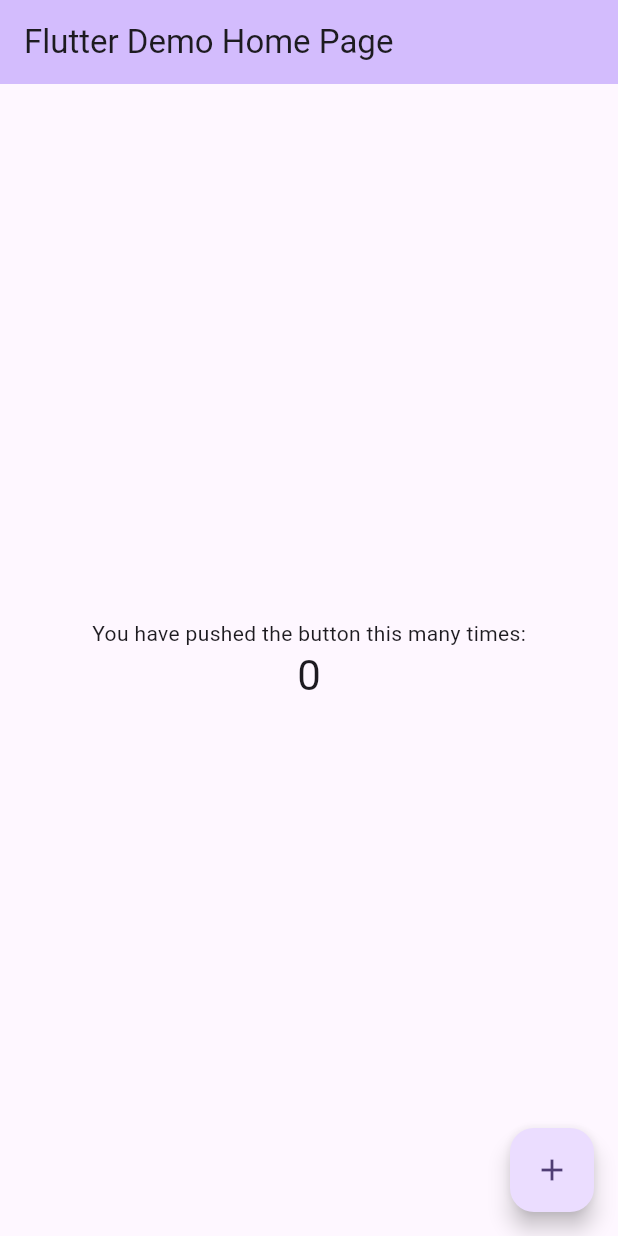
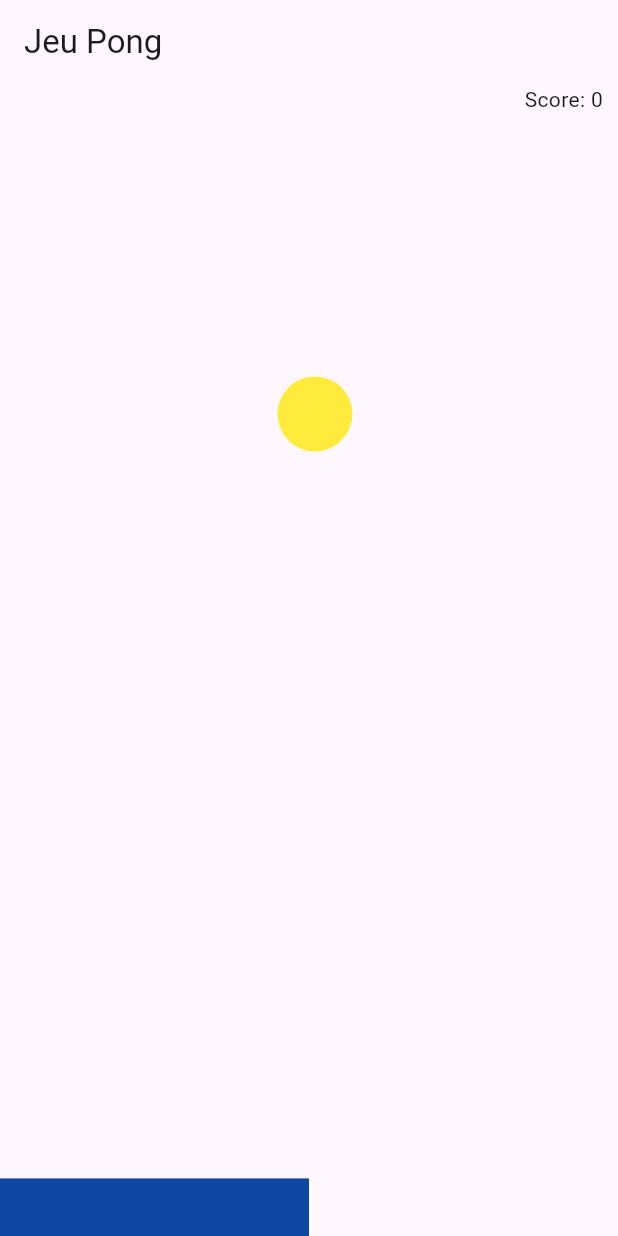
Before and after one commit to Ertenox/Mobile-TP3, a Flutter app: the screen it shows after launch, on a phone screen of 412 x 824 dp. Run offline on Flutter 3.47's test engine with Material 3 defaults, Android fonts, the phone set to English and light mode, and no system bars.

Commit message:
jeu sans challenge

```diff
--- /dev/null
+++ b/lib/balle.dart
@@ -0,0 +1,20 @@
+import 'package:flutter/material.dart';
+
+
+class Balle extends StatelessWidget {
+  const Balle({super.key});
+
+  static double diametre = 50.0;
+
+  @override
+  Widget build(BuildContext context) {
+    return Container(
+        width: diametre,
+        height: diametre,
+        decoration: const BoxDecoration(
+          shape: BoxShape.circle,
+          color: Colors.yellow,
+        )
+    );
+  }
+}
--- /dev/null
+++ b/lib/batte.dart
@@ -0,0 +1,21 @@
+import 'package:flutter/material.dart';
+
+class Batte extends StatelessWidget {
+  double largeur;
+  double hauteur;
+
+  Batte({super.key, required this.largeur , required this.hauteur });
+
+
+
+  @override
+  Widget build(BuildContext context) {
+    return Container(
+      width: largeur,
+      height: hauteur,
+      decoration: BoxDecoration(
+        color: Colors.blue[900],
+      ),
+    );
+  }
+}
--- a/lib/main.dart
+++ b/lib/main.dart
@@ -1,125 +1,28 @@
 import 'package:flutter/material.dart';
+import'page_principale.dart';
 
 void main() {
-  runApp(const MyApp());
+  runApp(MyApp());
 }
 
 class MyApp extends StatelessWidget {
-  const MyApp({super.key});
+  const MyApp({Key? key}) : super(key: key);
 
-  // This widget is the root of your application.
   @override
   Widget build(BuildContext context) {
     return MaterialApp(
-      title: 'Flutter Demo',
+      title: 'TP3 Jeu PONG',
       theme: ThemeData(
-        // This is the theme of your application.
-        //
-        // TRY THIS: Try running your application with "flutter run". You'll see
-        // the application has a purple toolbar. Then, without quitting the app,
-        // try changing the seedColor in the colorScheme below to Colors.green
-        // and then invoke "hot reload" (save your changes or press the "hot
-        // reload" button in a Flutter-supported IDE, or press "r" if you used
-        // the command line to start the app).
-        //
-        // Notice that the counter didn't reset back to zero; the application
-        // state is not lost during the reload. To reset the state, use hot
-        // restart instead.
-        //
-        // This works for code too, not just values: Most code changes can be
-        // tested with just a hot reload.
-        colorScheme: ColorScheme.fromSeed(seedColor: Colors.deepPurple),
-        useMaterial3: true,
+        primarySwatch: Colors.blue,
       ),
-      home: const MyHomePage(title: 'Flutter Demo Home Page'),
+      home: Scaffold(
+        appBar: AppBar(
+          title: const Text('Jeu Pong'),
+        ),
+        body: const SafeArea(
+          child: PagePrincipale(),
+        ),
+      ),
     );
   }
 }
-
-class MyHomePage extends StatefulWidget {
-  const MyHomePage({super.key, required this.title});
-
-  // This widget is the home page of your application. It is stateful, meaning
-  // that it has a State object (defined below) that contains fields that affect
-  // how it looks.
-
-  // This class is the configuration for the state. It holds the values (in this
-  // case the title) provided by the parent (in this case the App widget) and
-  // used by the build method of the State. Fields in a Widget subclass are
-  // always marked "final".
-
-  final String title;
-
-  @override
-  State<MyHomePage> createState() => _MyHomePageState();
-}
-
-class _MyHomePageState extends State<MyHomePage> {
-  int _counter = 0;
-
-  void _incrementCounter() {
-    setState(() {
-      // This call to setState tells the Flutter framework that something has
-      // changed in this State, which causes it to rerun the build method below
-      // so that the display can reflect the updated values. If we changed
-      // _counter without calling setState(), then the build method would not be
-      // called again, and so nothing would appear to happen.
-      _counter++;
-    });
-  }
-
-  @override
-  Widget build(BuildContext context) {
-    // This method is rerun every time setState is called, for instance as done
-    // by the _incrementCounter method above.
-    //
-    // The Flutter framework has been optimized to make rerunning build methods
-    // fast, so that you can just rebuild anything that needs updating rather
-    // than having to individually change instances of widgets.
-    return Scaffold(
-      appBar: AppBar(
-        // TRY THIS: Try changing the color here to a specific color (to
-        // Colors.amber, perhaps?) and trigger a hot reload to see the AppBar
-        // change color while the other colors stay the same.
-        backgroundColor: Theme.of(context).colorScheme.inversePrimary,
-        // Here we take the value from the MyHomePage object that was created by
-        // the App.build method, and use it to set our appbar title.
-        title: Text(widget.title),
-      ),
-      body: Center(
-        // Center is a layout widget. It takes a single child and positions it
-        // in the middle of the parent.
-        child: Column(
-          // Column is also a layout widget. It takes a list of children and
-          // arranges them vertically. By default, it sizes itself to fit its
-          // children horizontally, and tries to be as tall as its parent.
-          //
-          // Column has various properties to control how it sizes itself and
-          // how it positions its children. Here we use mainAxisAlignment to
-          // center the children vertically; the main axis here is the vertical
-          // axis because Columns are vertical (the cross axis would be
-          // horizontal).
-          //
-          // TRY THIS: Invoke "debug painting" (choose the "Toggle Debug Paint"
-          // action in the IDE, or press "p" in the console), to see the
-          // wireframe for each widget.
-          mainAxisAlignment: MainAxisAlignment.center,
-          children: <Widget>[
-            const Text(
-              'You have pushed the button this many times:',
-            ),
-            Text(
-              '$_counter',
-              style: Theme.of(context).textTheme.headlineMedium,
-            ),
-          ],
-        ),
-      ),
-      floatingActionButton: FloatingActionButton(
-        onPressed: _incrementCounter,
-        tooltip: 'Increment',
-        child: const Icon(Icons.add),
-      ), // This trailing comma makes auto-formatting nicer for build methods.
-    );
-  }
-}
--- /dev/null
+++ b/lib/page_principale.dart
@@ -0,0 +1,163 @@
+import 'package:flutter/material.dart';
+import 'batte.dart';
+import 'balle.dart';
+
+enum Direction { haut, bas, gauche, droite }
+
+class PagePrincipale extends StatefulWidget {
+  const PagePrincipale({super.key});
+
+  @override
+  State<PagePrincipale> createState() => _PagePrincipaleState();
+}
+
+class _PagePrincipaleState extends State<PagePrincipale> with SingleTickerProviderStateMixin {
+  var animation, controleur;
+  Direction vDir = Direction.bas;
+  Direction hDir = Direction.gauche;
+
+  double largeur = 400;
+  double hauteur = 400;
+  double posX = 0;
+  double posY = 0;
+  double largeurBatte = 0;
+  double hauteurBatte = 0;
+  double positionBatte = 0;
+  int score = 0;
+  double increment = 5;
+
+  @override
+  Widget build(BuildContext context) {
+    return LayoutBuilder(
+      builder: (BuildContext context, BoxConstraints constraints) {
+        hauteur = constraints.maxHeight;
+        largeur = constraints.maxWidth;
+        largeurBatte = largeur / 2;
+        hauteurBatte = hauteur / 20;
+        return Stack(
+          children: <Widget>[
+            Positioned(
+              top: 0,
+              right: 10,
+              child: Text('Score: $score'),
+            ),
+            Positioned(
+              top: posY,
+              left: posX,
+              child: const Balle(),
+            ),
+            Positioned(
+              bottom: 0,
+              left: positionBatte,
+              child: GestureDetector(
+                onHorizontalDragUpdate: (DragUpdateDetails maj) =>
+                    deplacerBatte(maj, context),
+                child: Batte(largeur : largeurBatte, hauteur : hauteurBatte),
+              ),
+            ),
+
+          ],
+        );
+      },
+    );
+  }
+
+  @override
+  void initState() {
+    posX = 0;
+    posY = 0;
+    controleur = AnimationController(
+      duration: const Duration(seconds: 10000),
+      vsync: this,
+    );
+    controleur.forward();
+    super.initState();
+    animation = Tween<double>(begin: 0, end: 100).animate(controleur);
+    animation.addListener(() {
+      safeSetState(()  {
+        (hDir == Direction.droite)
+            ? posX += increment
+            : posX -= increment;
+        (vDir == Direction.bas)
+            ? posY += increment
+            : posY -= increment;
+      });
+      testerBordures();
+    });
+
+  }
+
+  @override
+  void dispose() {
+    controleur.dispose();
+    super.dispose();
+  }
+
+  void testerBordures() {
+    if (posX >= largeur - Balle.diametre) {
+      hDir = Direction.gauche;
+    } else if (posX <= 0) {
+      hDir = Direction.droite;
+    }
+    if (posY >= hauteur - Balle.diametre - hauteurBatte) {
+      print('posX: $posX, positionBatte: $positionBatte, largeurBatte: $largeurBatte');
+      if (posX >= positionBatte - Balle.diametre  && posX <= positionBatte + largeurBatte + Balle.diametre) {
+        vDir = Direction.haut;
+        score++;
+      } else {
+        afficherMessage(context);
+        controleur.stop();
+      }
+    } else if (posY <= 0) {
+      vDir = Direction.bas;
+    }
+  }
+
+  void deplacerBatte(DragUpdateDetails maj, BuildContext context) {
+    safeSetState(() {
+      positionBatte += maj.delta.dx;
+    });
+  }
+
+  void safeSetState(Function function) {
+    if (mounted && controleur.isAnimating) {
+      setState(() {
+        function();
+      });
+    }
+  }
+
+  void afficherMessage(BuildContext context) {
+    showDialog(
+      context: context,
+      builder: (BuildContext context) {
+        return AlertDialog(
+          title: const Text('Fin du jeu'),
+          content: Text('Voulez vous faire une autre partie ?'),
+          actions: <Widget>[
+            TextButton(
+              onPressed: () {
+                Navigator.of(context).pop();
+                setState(() {
+                  posX = 0;
+                  posY = 0;
+                  score = 0;
+                  controleur.repeat();
+                });
+              },
+              child: const Text('oui'),
+            ),
+            TextButton(
+              onPressed: () {
+                Navigator.of(context).pop();
+                dispose();
+              },
+              child: const Text('non'),
+            ),
+          ],
+        );
+      },
+    );
+  }
+
+}
```
